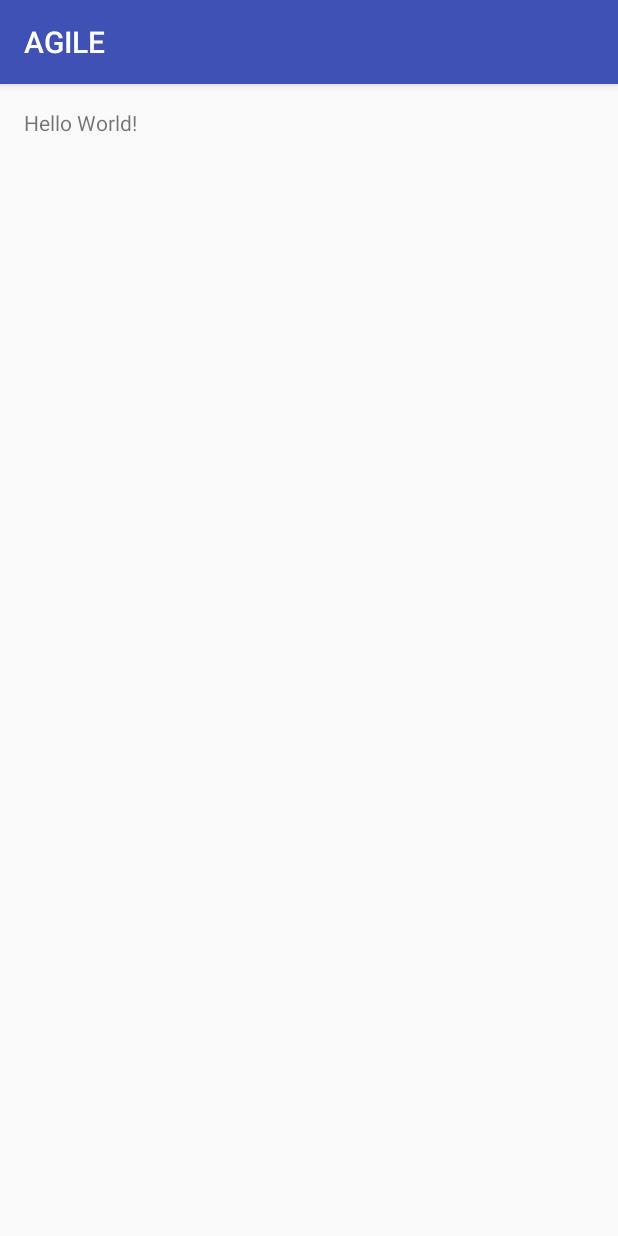
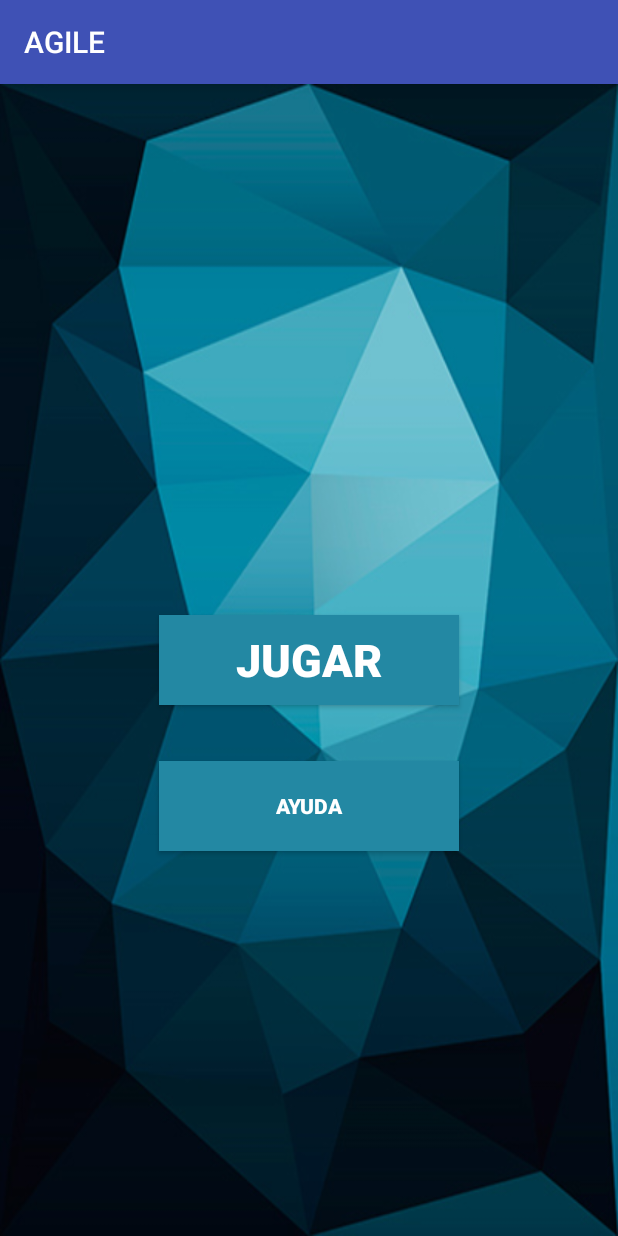
Before and after one commit to arielmmonestel/AGILE, an Android app: the screen it shows after launch (MainActivity), on a phone screen of 412 x 824 dp. Run offline under Robolectric (Android 15) with nearby library versions, the light colour scheme and no system bars.

Commit message:
Creacion de la ventana Main,game, intent que las une  y colocacion del cronometro

```diff
--- a/app/build.gradle
+++ b/app/build.gradle
@@ -23,4 +23,5 @@
     compile fileTree(dir: 'libs', include: ['*.jar'])
     testCompile 'junit:junit:4.12'
     compile 'com.android.support:appcompat-v7:23.1.1'
+    compile 'com.android.support:design:23.1.1'
 }
--- a/app/src/main/java/com/example/electiva/agile/MainActivity.java
+++ b/app/src/main/java/com/example/electiva/agile/MainActivity.java
@@ -1,8 +1,10 @@
 package com.example.electiva.agile;
 
+import android.content.Intent;
 import android.support.v7.app.AppCompatActivity;
 import android.os.Bundle;
-
+import android.view.View;
+import android.widget.Button;
 
 public class MainActivity extends AppCompatActivity {
 
@@ -10,5 +12,12 @@
     protected void onCreate(Bundle savedInstanceState) {
         super.onCreate(savedInstanceState);
         setContentView(R.layout.activity_main);
+        Button jugar = (Button) findViewById(R.id.jugarbutton);
+        jugar.setOnClickListener(new View.OnClickListener() {
+            @Override
+            public void onClick(View v) {
+                startActivity( new Intent(MainActivity.this,game.class));
+            }
+        });
     }
 }
--- a/app/src/main/res/layout/activity_main.xml
+++ b/app/src/main/res/layout/activity_main.xml
@@ -7,10 +7,31 @@
     android:paddingLeft="@dimen/activity_horizontal_margin"
     android:paddingRight="@dimen/activity_horizontal_margin"
     android:paddingTop="@dimen/activity_vertical_margin"
-    tools:context="com.example.electiva.agile.MainActivity">
+    tools:context="com.example.electiva.agile.MainActivity"
+    android:background="@drawable/ice"
+    >
 
-    <TextView
-        android:layout_width="wrap_content"
-        android:layout_height="wrap_content"
-        android:text="Hello World!" />
+    <Button
+        android:layout_width="200dp"
+        android:layout_height="60dp"
+        android:text="Jugar"
+        android:id="@+id/jugarbutton"
+        android:layout_centerInParent="true"
+
+        android:background="#2388a3"
+        android:textColor="#ffffff"
+        android:textStyle="bold"
+        android:textSize="30dp" />
+
+    <Button
+        android:layout_width="200dp"
+        android:layout_height="60dp"
+        android:text="Ayuda"
+        android:id="@+id/ayudabutton"
+        android:background="#2388a3"
+        android:layout_below="@+id/jugarbutton"
+        android:layout_centerHorizontal="true"
+        android:layout_marginTop="37dp"
+        android:textColor="#ffffff"
+        android:textStyle="normal|bold" />
 </RelativeLayout>
--- /dev/null
+++ b/app/src/main/res/values-v21/styles.xml
@@ -0,0 +1,9 @@
+<resources>>
+
+    <style name="AppTheme.NoActionBar">
+        <item name="windowActionBar">false</item>
+        <item name="windowNoTitle">true</item>
+        <item name="android:windowDrawsSystemBarBackgrounds">true</item>
+        <item name="android:statusBarColor">@android:color/transparent</item>
+    </style>
+</resources>
--- a/app/src/main/res/values/dimens.xml
+++ b/app/src/main/res/values/dimens.xml
@@ -2,4 +2,5 @@
     <!-- Default screen margins, per the Android Design guidelines. -->
     <dimen name="activity_horizontal_margin">16dp</dimen>
     <dimen name="activity_vertical_margin">16dp</dimen>
+    <dimen name="fab_margin">16dp</dimen>
 </resources>
--- a/app/src/main/res/values/strings.xml
+++ b/app/src/main/res/values/strings.xml
@@ -1,3 +1,4 @@
 <resources>
     <string name="app_name">AGILE</string>
+    <string name="title_activity_game">game</string>
 </resources>
--- a/app/src/main/res/values/styles.xml
+++ b/app/src/main/res/values/styles.xml
@@ -8,4 +8,13 @@
         <item name="colorAccent">@color/colorAccent</item>
     </style>
 
+    <style name="AppTheme.NoActionBar">
+        <item name="windowActionBar">false</item>
+        <item name="windowNoTitle">true</item>
+    </style>
+
+    <style name="AppTheme.AppBarOverlay" parent="ThemeOverlay.AppCompat.Dark.ActionBar" />
+
+    <style name="AppTheme.PopupOverlay" parent="ThemeOverlay.AppCompat.Light" />
+
 </resources>
```
Also changed, not shown: app/src/main/AndroidManifest.xml (+15 -0 lines), app/src/main/java/com/example/electiva/agile/game.java (added, +48 -0 lines), app/src/main/res/layout/activity_game.xml (added, +46 -0 lines), app/src/main/Fondo Pantalla Inicio-web.png (added), app/src/main/backgroundMain-web.png (added), app/src/main/bc-web.png (added), app/src/main/bg-web.png (added), app/src/main/ice-web.png (added), app/src/main/res/drawable/ice.jpg (added).
